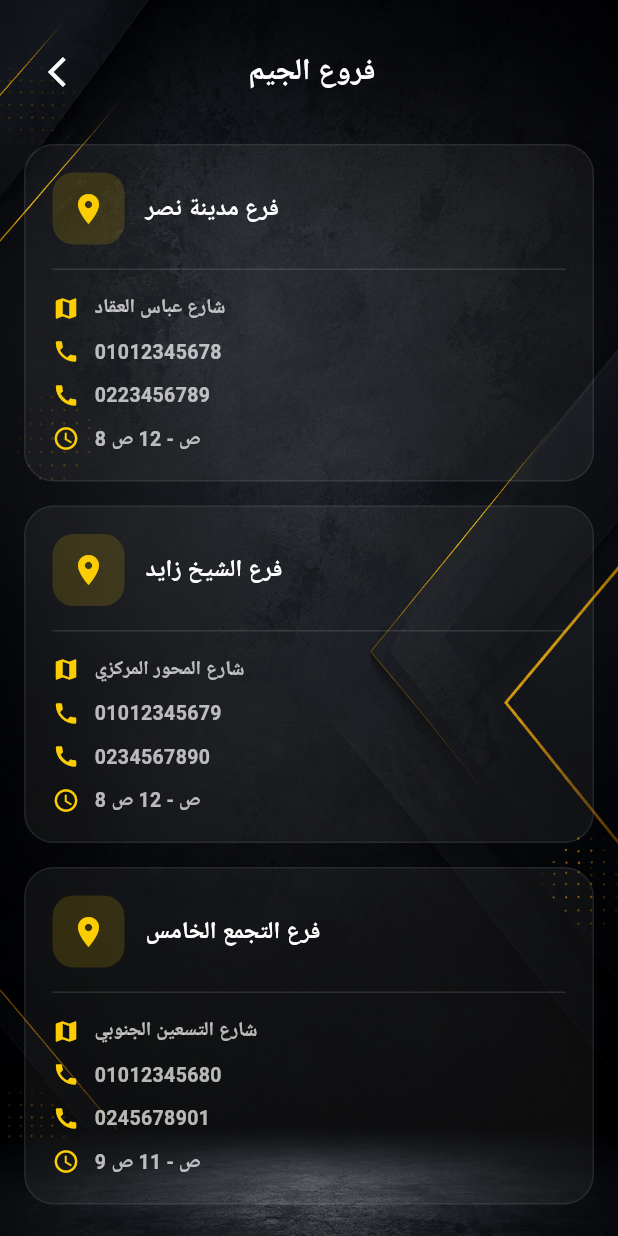
After one commit to MuhammadDev01/gym_system, a Flutter app: the BranchesView screen opened directly, on a phone screen of 412 x 824 dp. The commit adds this screen. Run offline on Flutter 3.47's test engine with Material 3 defaults, Android fonts, the phone set to English and light mode, and no system bars; our stand-ins replace flutter_bloc, font_awesome_flutter, gap, google_fonts, image_picker.

Commit message:
- design settings view

```diff
--- /dev/null
+++ b/lib/core/components/custom_appbar.dart
@@ -0,0 +1,36 @@
+import 'package:flutter/material.dart';
+import 'package:gap/gap.dart';
+import 'package:gym_management_app/core/components/custom_text.dart';
+
+class CustomAppBar extends StatelessWidget {
+  final String title;
+  final Widget? leading;
+  final List<Widget>? actions;
+  const CustomAppBar({
+    super.key,
+    required this.title,
+    this.leading,
+    this.actions,
+  });
+
+  @override
+  Widget build(BuildContext context) {
+    return Padding(
+      padding: const EdgeInsets.symmetric(horizontal: 4, vertical: 8),
+      child: Row(
+        children: [
+          leading ??
+              const SizedBox(width: 44),
+          const Gap(8),
+          Expanded(
+            child: CustomText(text: title, fontSize: 20, textAlign: TextAlign.center),
+          ),
+          const Gap(8),
+          actions != null
+              ? Row(mainAxisSize: MainAxisSize.min, children: actions!)
+              : const SizedBox(width: 44),
+        ],
+      ),
+    );
+  }
+}
--- a/lib/features/root/views/root_view.dart
+++ b/lib/features/root/views/root_view.dart
@@ -27,9 +27,11 @@ class RootView extends StatelessWidget {
         return Scaffold(
           extendBody: true,
           body: Container(
+            height: double.infinity,
             decoration: const BoxDecoration(
               image: DecorationImage(
                 image: AssetImage(Assets.backround),
+
                 fit: BoxFit.cover,
               ),
             ),
--- /dev/null
+++ b/lib/features/settings/views/branches_view.dart
@@ -0,0 +1,146 @@
+import 'package:flutter/material.dart';
+import 'package:gap/gap.dart';
+import 'package:gym_management_app/core/components/custom_appbar.dart';
+import 'package:gym_management_app/core/components/custom_text.dart';
+import 'package:gym_management_app/core/theme/colors_app.dart';
+import 'package:gym_management_app/core/utils/assets.dart';
+
+class BranchesView extends StatelessWidget {
+  const BranchesView({super.key});
+
+  @override
+  Widget build(BuildContext context) {
+    return Scaffold(
+      backgroundColor: Colors.transparent,
+      body: Container(
+        decoration: const BoxDecoration(
+          image: DecorationImage(
+            image: AssetImage(Assets.backround),
+            fit: BoxFit.cover,
+          ),
+        ),
+        child: SafeArea(
+          child: Padding(
+            padding: const EdgeInsets.all(16),
+            child: Column(
+              children: [
+                CustomAppBar(
+                  title: 'فروع الجيم',
+                  leading: IconButton(
+                    icon: const Icon(Icons.arrow_back_ios, color: Colors.white),
+                    onPressed: () => Navigator.pop(context),
+                  ),
+                ),
+                const Gap(16),
+                Expanded(
+                  child: ListView(
+                    children: const [
+                      _BranchCard(
+                        name: 'فرع مدينة نصر',
+                        address: 'شارع عباس العقاد',
+                        phone: '01012345678',
+                        landline: '0223456789',
+                        workingHours: '8 ص - 12 ص',
+                      ),
+                      Gap(16),
+                      _BranchCard(
+                        name: 'فرع الشيخ زايد',
+                        address: 'شارع المحور المركزي',
+                        phone: '01012345679',
+                        landline: '0234567890',
+                        workingHours: '8 ص - 12 ص',
+                      ),
+                      Gap(16),
+                      _BranchCard(
+                        name: 'فرع التجمع الخامس',
+                        address: 'شارع التسعين الجنوبي',
+                        phone: '01012345680',
+                        landline: '0245678901',
+                        workingHours: '9 ص - 11 ص',
+                      ),
+                    ],
+                  ),
+                ),
+              ],
+            ),
+          ),
+        ),
+      ),
+    );
+  }
+}
+
+class _BranchCard extends StatelessWidget {
+  final String name;
+  final String address;
+  final String phone;
+  final String landline;
+  final String workingHours;
+  const _BranchCard({
+    required this.name,
+    required this.address,
+    required this.phone,
+    required this.landline,
+    required this.workingHours,
+  });
+
+  @override
+  Widget build(BuildContext context) {
+    return Container(
+      width: double.infinity,
+      padding: const EdgeInsets.all(18),
+      decoration: BoxDecoration(
+        color: Colors.white.withValues(alpha: .05),
+        borderRadius: BorderRadius.circular(20),
+        border: Border.all(color: Colors.white.withValues(alpha: .08)),
+      ),
+      child: Column(
+        crossAxisAlignment: CrossAxisAlignment.start,
+        children: [
+          Row(
+            children: [
+              Container(
+                width: 48,
+                height: 48,
+                decoration: BoxDecoration(
+                  color: ColorsApp.gold.withValues(alpha: .15),
+                  borderRadius: BorderRadius.circular(14),
+                ),
+                child: Icon(Icons.location_on, color: ColorsApp.gold, size: 24),
+              ),
+              const Gap(14),
+              CustomText(text: name, fontSize: 16),
+            ],
+          ),
+          const Gap(16),
+          const Divider(color: Colors.white12, height: 1),
+          const Gap(16),
+          _InfoRow(icon: Icons.map, text: address),
+          const Gap(10),
+          _InfoRow(icon: Icons.phone, text: phone),
+          const Gap(10),
+          _InfoRow(icon: Icons.call, text: landline),
+          const Gap(10),
+          _InfoRow(icon: Icons.access_time, text: workingHours),
+        ],
+      ),
+    );
+  }
+}
+
+class _InfoRow extends StatelessWidget {
+  final IconData icon;
+  final String text;
+  const _InfoRow({required this.icon, required this.text});
+
+  @override
+  Widget build(BuildContext context) {
+    return Row(
+      children: [
+        Icon(icon, color: ColorsApp.gold, size: 18),
+        const Gap(10),
+        CustomText(text: text, fontSize: 13, color: Colors.white70),
+      ],
+    );
+  }
+}
--- a/pubspec.yaml
+++ b/pubspec.yaml
@@ -18,6 +18,7 @@ dependencies:
   font_awesome_flutter: ^11.0.0
   gap: ^3.0.1
   google_fonts: ^8.1.0
+  url_launcher: ^6.3.1
 
 #Flutter Assets Generator
 flutter_assets:
```
Also changed, not shown: lib/features/settings/views/settings_view.dart (+62 -1 lines), lib/features/settings/views/subscription_history_view.dart (added, +115 -0 lines), lib/features/settings/views/widgets/logout_button.dart (added, +98 -0 lines), lib/features/settings/views/widgets/settings_footer.dart (added, +43 -0 lines), lib/features/settings/views/widgets/settings_item.dart (added, +59 -0 lines), pubspec.lock, 2 other files.
